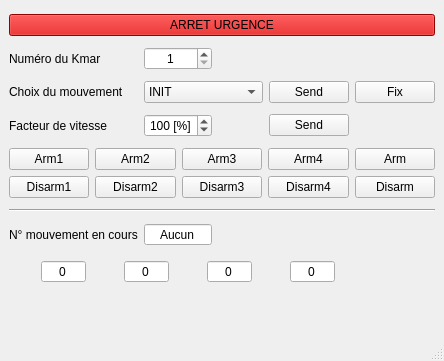
Qt form PluginModules/KMAR/ihm_KMAR.ui (CRLG/LABOTBOX) before a commit.
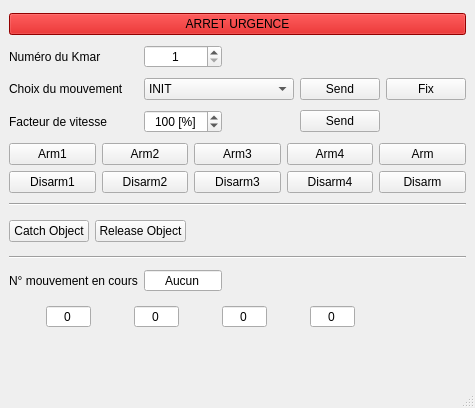
The same form after that commit. Custom widgets are drawn as their Qt base class.

Commit message: #63 [KMAR] Ajout de la notion d'attraper/relâcher l'objet

What changed in the file:
```diff
--- a/PluginModules/KMAR/ihm_KMAR.ui
+++ b/PluginModules/KMAR/ihm_KMAR.ui
@@ -6,8 +6,8 @@
    <rect>
     <x>0</x>
     <y>0</y>
-    <width>444</width>
-    <height>361</height>
+    <width>475</width>
+    <height>408</height>
    </rect>
   </property>
   <property name="windowTitle">
@@ -43,7 +43,7 @@
       </property>
      </widget>
     </item>
-    <item row="10" column="0" colspan="5">
+    <item row="11" column="0" colspan="5">
      <layout class="QGridLayout" name="gridLayout_2">
       <item row="0" column="2">
        <widget class="QSpinBox" name="pos_axe3">
@@ -374,14 +374,14 @@
       </property>
      </widget>
     </item>
-    <item row="8" column="0">
+    <item row="9" column="0">
      <widget class="QLabel" name="label_4">
       <property name="text">
        <string>N° mouvement en cours</string>
       </property>
      </widget>
     </item>
-    <item row="8" column="1">
+    <item row="9" column="1">
      <widget class="QSpinBox" name="num_mouvement_en_cours">
       <property name="alignment">
        <set>Qt::AlignCenter</set>
@@ -480,7 +480,7 @@
       </item>
      </layout>
     </item>
-    <item row="7" column="0" colspan="5">
+    <item row="8" column="0" colspan="5">
      <widget class="Line" name="line">
       <property name="orientation">
        <enum>Qt::Horizontal</enum>
@@ -497,6 +497,65 @@
       </property>
      </widget>
     </item>
+    <item row="7" column="0" colspan="2">
+     <layout class="QGridLayout" name="gridLayout_4">
+      <item row="0" column="1">
+       <widget class="QPushButton" name="release_object">
+        <property name="text">
+         <string>Release Object</string>
+        </property>
+       </widget>
+      </item>
+      <item row="0" column="2">
+       <widget class="QLed" name="object_catched">
+        <property name="minimumSize">
+         <size>
+          <width>30</width>
+          <height>30</height>
+         </size>
+        </property>
+        <property name="maximumSize">
+         <size>
+          <width>30</width>
+          <height>30</height>
+         </size>
+        </property>
+        <property name="toolTip">
+         <string>Object attrapé</string>
+        </property>
+        <property name="whatsThis">
+         <string>Led widget</string>
+        </property>
+        <property name="value">
+         <bool>false</bool>
+        </property>
+        <property name="onColor">
+         <enum>QLed::Green</enum>
+        </property>
+        <property name="offColor">
+         <enum>QLed::Grey</enum>
+        </property>
+        <property name="shape">
+         <enum>QLed::Circle</enum>
+        </property>
+       </widget>
+      </item>
+      <item row="0" column="0">
+       <widget class="QPushButton" name="catch_object">
+        <property name="text">
+         <string>Catch Object</string>
+        </property>
+       </widget>
+      </item>
+     </layout>
+    </item>
+    <item row="6" column="0" colspan="5">
+     <widget class="Line" name="line_2">
+      <property name="orientation">
+       <enum>Qt::Horizontal</enum>
+      </property>
+     </widget>
+    </item>
    </layout>
   </widget>
   <widget class="QMenuBar" name="menubar">
```
Left out of the diff: 2 changed lines with no effect on the pictures. The commit also changes 4 other files.
